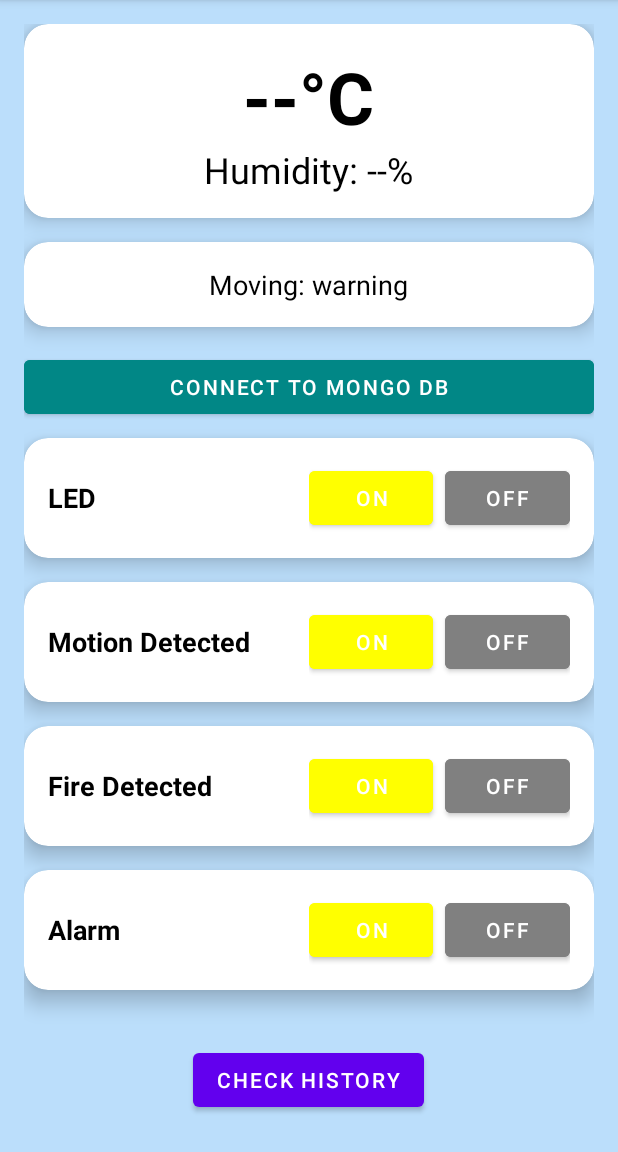
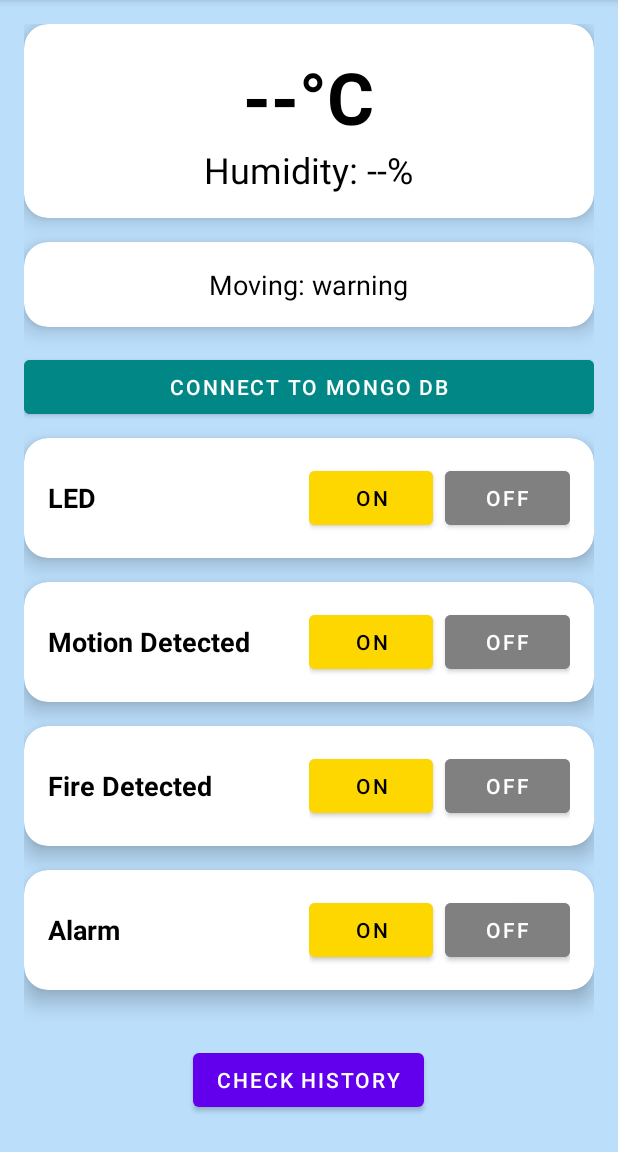
Before and after one commit to mitobekaito/SuperNova, an Android app: the screen it shows after launch (MainActivity), on a phone screen of 412 x 824 dp, the part 84-1236 px from its top. Run offline under Robolectric (Android 15) with nearby library versions, the light colour scheme and no system bars.

Commit message:
ボタン修正

```diff
--- a/app/src/main/java/supernova/ui/MainActivity.kt
+++ b/app/src/main/java/supernova/ui/MainActivity.kt
@@ -20,6 +20,8 @@ class MainActivity : AppCompatActivity() {
     private lateinit var btnLEDOff: Button
     private lateinit var btnSoundOn: Button
     private lateinit var btnSoundOff: Button
+    private lateinit var btnFireOn: Button
+    private lateinit var btnFireOff: Button
     private lateinit var btnAlarmOn: Button
     private lateinit var btnAlarmOff: Button
     private lateinit var btnGoToSecond: Button // 🚀 SecondActivity へ遷移するボタンを追加
@@ -42,6 +44,16 @@ class MainActivity : AppCompatActivity() {
         SensorDataManager.startFetchingSensorData(viewModel, tvTemperature, tvHumidity, tvMoving) { motionDetected ->
             handleSensorData(motionDetected)
         }
+
+        // ✅ ボタンの初期状態を設定
+        ButtonManager.setupButtonListeners(
+            this,
+            btnLEDOn, btnLEDOff,
+            btnSoundOn, btnSoundOff,
+            btnFireOn, btnFireOff,
+            btnAlarmOn, btnAlarmOff
+        )
+
     }
 
     // ✅ UIの初期化
@@ -54,6 +66,8 @@ class MainActivity : AppCompatActivity() {
         btnLEDOff = findViewById(R.id.btnLEDOff)
         btnSoundOn = findViewById(R.id.btnSoundOn)
         btnSoundOff = findViewById(R.id.btnSoundOff)
+        btnFireOn = findViewById(R.id.btnFireOn)
+        btnFireOff = findViewById(R.id.btnFireOff)
         btnAlarmOn = findViewById(R.id.btnAlarmOn)
         btnAlarmOff = findViewById(R.id.btnAlarmOff)
 
@@ -73,6 +87,7 @@ class MainActivity : AppCompatActivity() {
             this,
             btnLEDOn, btnLEDOff,
             btnSoundOn, btnSoundOff,
+            btnFireOn, btnFireOff,
             btnAlarmOn, btnAlarmOff
         )
     }
--- a/app/src/main/java/supernova/utils/ButtonManager.kt
+++ b/app/src/main/java/supernova/utils/ButtonManager.kt
@@ -11,14 +11,34 @@ object ButtonManager {
         activity: Activity,
         btnLEDOn: Button, btnLEDOff: Button,
         btnSoundOn: Button, btnSoundOff: Button,
+        btnFireOn: Button, btnFireOff: Button,
         btnAlarmOn: Button, btnAlarmOff: Button
     ) {
+        setInitialButtonState(activity, btnLEDOn, btnLEDOff)
+        setInitialButtonState(activity, btnSoundOn, btnSoundOff)
+        setInitialButtonState(activity, btnFireOn, btnFireOff)
+        setInitialButtonState(activity, btnAlarmOn, btnAlarmOff)
+
         btnLEDOn.setOnClickListener { updateToggleButtons(activity, true, btnLEDOn, btnLEDOff) }
         btnLEDOff.setOnClickListener { updateToggleButtons(activity, false, btnLEDOn, btnLEDOff) }
         btnSoundOn.setOnClickListener { updateToggleButtons(activity, true, btnSoundOn, btnSoundOff) }
         btnSoundOff.setOnClickListener { updateToggleButtons(activity, false, btnSoundOn, btnSoundOff) }
+        btnFireOn.setOnClickListener { updateToggleButtons(activity, true, btnFireOn, btnFireOff) }
+        btnFireOff.setOnClickListener { updateToggleButtons(activity, false, btnFireOn, btnFireOff) }
         btnAlarmOn.setOnClickListener { updateToggleButtons(activity, true, btnAlarmOn, btnAlarmOff) }
         btnAlarmOff.setOnClickListener { updateToggleButtons(activity, false, btnAlarmOn, btnAlarmOff) }
+    }
+
+    private fun setInitialButtonState(activity: Activity, btnOn: Button, btnOff: Button) {
+        val initialOnColor = ContextCompat.getColor(activity, R.color.dark_yellow)
+        val initialOffColor = ContextCompat.getColor(activity, R.color.gray)
+        val initialTextColorOn = ContextCompat.getColor(activity, R.color.black)
+        val initialTextColorOff = ContextCompat.getColor(activity, R.color.white)
+
+        btnOn.setBackgroundColor(initialOnColor) // ✅ ONボタンの背景を黄色に設定
+        btnOn.setTextColor(initialTextColorOn)   // ✅ ONボタンの文字色を黒に設定
+        btnOff.setBackgroundColor(initialOffColor) // OFFボタンの背景をグレー
+        btnOff.setTextColor(initialTextColorOff) // OFFボタンの文字色を白
     }
 
     private fun updateToggleButtons(activity: Activity, isOn: Boolean, btnOn: Button, btnOff: Button) {
--- a/app/src/main/res/layout/activity_main.xml
+++ b/app/src/main/res/layout/activity_main.xml
@@ -124,8 +124,8 @@
                     android:layout_height="wrap_content"
                     android:text="ON"
                     android:minWidth="80dp"
-                    android:backgroundTint="@color/yellow"
-                    android:textColor="@color/white"/>
+                    android:backgroundTint="@color/dark_yellow"
+                    android:textColor="@color/black"/>
 
                 <!-- OFFボタン -->
                 <Button
@@ -184,8 +184,8 @@
                     android:layout_height="wrap_content"
                     android:text="ON"
                     android:minWidth="80dp"
-                    android:backgroundTint="@color/yellow"
-                    android:textColor="@color/white"/>
+                    android:backgroundTint="@color/dark_yellow"
+                    android:textColor="@color/black"/>
 
                 <!-- OFFボタン -->
                 <Button
@@ -244,8 +244,8 @@
                     android:layout_height="wrap_content"
                     android:text="ON"
                     android:minWidth="80dp"
-                    android:backgroundTint="@color/yellow"
-                    android:textColor="@color/white"/>
+                    android:backgroundTint="@color/dark_yellow"
+                    android:textColor="@color/black"/>
 
                 <!-- OFFボタン -->
                 <Button
@@ -305,8 +305,8 @@
                     android:layout_height="wrap_content"
                     android:text="ON"
                     android:minWidth="80dp"
-                    android:backgroundTint="@color/yellow"
-                    android:textColor="@color/white"/>
+                    android:backgroundTint="@color/dark_yellow"
+                    android:textColor="@color/black"/>
 
                 <!-- OFFボタン -->
                 <Button
--- a/gradle.properties
+++ b/gradle.properties
@@ -32,3 +32,5 @@ kotlin.code.style=official
 # resources declared in the library itself and none from the library's dependencies,
 # thereby reducing the size of the R class for that library
 android.nonTransitiveRClass=true
+
+android.synchronize=true
```
